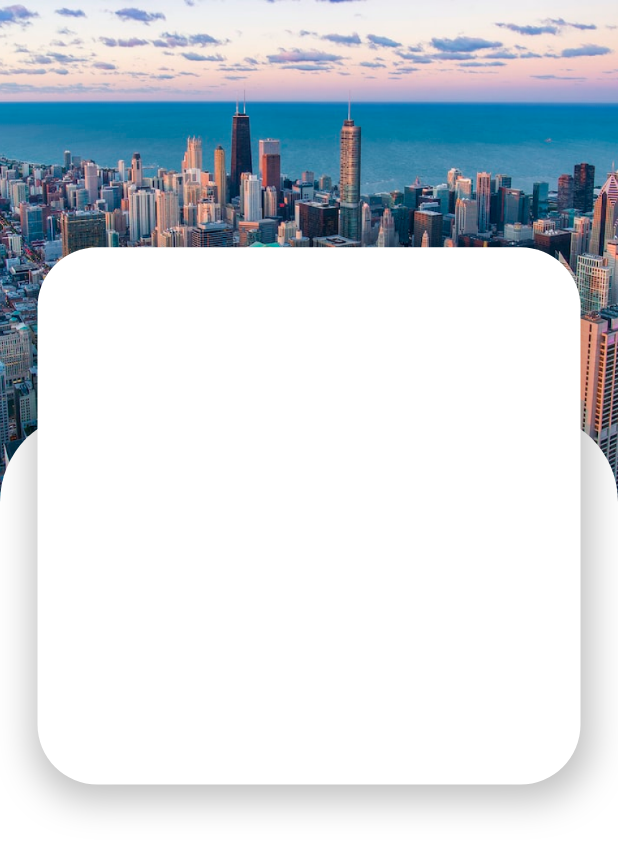
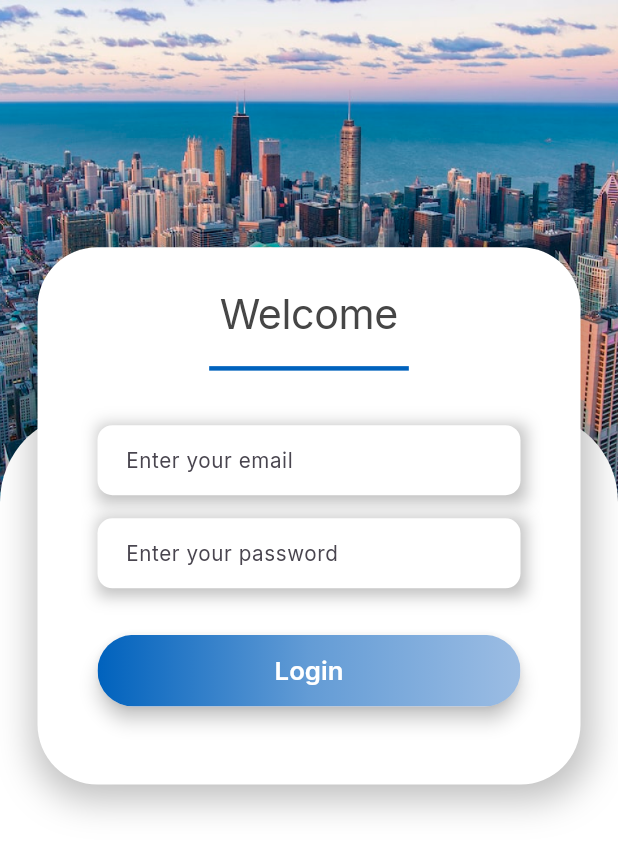
Before and after one commit to MAHMOUDELSAYED69/Tech-Haven, a Flutter app: the screen it shows after launch, on a phone screen of 412 x 824 dp. Shown: the top 854 px of the screen. Run offline on Flutter 3.47's test engine with Material 3 defaults, Android fonts, the phone set to English and light mode, and no system bars; our stand-ins replace flutter_bloc, flutter_screenutil.

Commit message:
create login card

```diff
--- a/lib/view/screens/login.dart
+++ b/lib/view/screens/login.dart
@@ -4,6 +4,7 @@ import 'package:tech_haven/utils/constants/colors.dart';
 import 'package:tech_haven/utils/extentions/extentions.dart';
 
 import '../../utils/constants/images.dart';
+import '../widgets/login_card.dart';
 
 class LoginScreen extends StatelessWidget {
   const LoginScreen({super.key});
@@ -11,6 +12,7 @@ class LoginScreen extends StatelessWidget {
   @override
   Widget build(BuildContext context) {
     return Scaffold(
+      resizeToAvoidBottomInset: false,
       body: Stack(
         children: <Widget>[
           Positioned(
@@ -31,26 +33,7 @@ class LoginScreen extends StatelessWidget {
                 width: context.width,
                 height: context.height / 1.5,
               )),
-          Positioned(
-            top: context.height / 5,
-            left: 25,
-            right: 25,
-            child: Container(
-              height: context.width / 1.15,
-              decoration: BoxDecoration(
-                color: ColorManager.white,
-                boxShadow: [
-                  BoxShadow(
-                    color: ColorManager.black.withOpacity(0.25),
-                    blurRadius: 20,
-                    spreadRadius: 5.0,
-                    offset: const Offset(2.0, 5.0),
-                  )
-                ],
-                borderRadius: BorderRadius.circular(40.0),
-              ),
-            ),
-          ),
+          LoginCard(),
         ],
       ),
     );
--- /dev/null
+++ b/lib/view/widgets/login_card.dart
@@ -0,0 +1,62 @@
+import 'package:flutter/material.dart';
+import 'package:flutter_screenutil/flutter_screenutil.dart';
+import 'package:tech_haven/utils/extentions/extentions.dart';
+import 'package:tech_haven/view/widgets/my_elevated_button.dart';
+import 'package:tech_haven/view/widgets/my_text_form_field.dart';
+
+import '../../utils/constants/colors.dart';
+
+class LoginCard extends StatelessWidget {
+  const LoginCard({
+    super.key,
+  });
+
+  @override
+  Widget build(BuildContext context) {
+    return Positioned(
+      top: context.height / 5,
+      left: 25,
+      right: 25,
+      child: Container(
+        height: context.width / 1.15,
+        decoration: BoxDecoration(
+          color: ColorManager.white,
+          boxShadow: BoxShadowManager.boxShadow,
+          borderRadius: BorderRadius.circular(40.0),
+        ),
+        child: Column(
+          children: <Widget>[
+            SizedBox(
+              height: 25.h,
+            ),
+            Text(
+              "Welcome",
+              style: context.textTheme.displayLarge,
+            ),
+            SizedBox(height: 10.h),
+            Divider(
+              color: ColorManager.blue,
+              thickness: 3,
+              endIndent: 100.w,
+              indent: 100.w,
+            ),
+            SizedBox(height: 25.h),
+            MyTextFormField(
+              hintText: 'Enter your email',
+            ),
+            SizedBox(height: 12.h),
+            MyTextFormField(
+              hintText: 'Enter your password',
+              obscureText: true,
+            ),
+            SizedBox(height: 25.h),
+            MyElevatedButton(
+              title: 'Login',
+              onPressed: () {},
+            )
+          ],
+        ),
+      ),
+    );
+  }
+}
```
